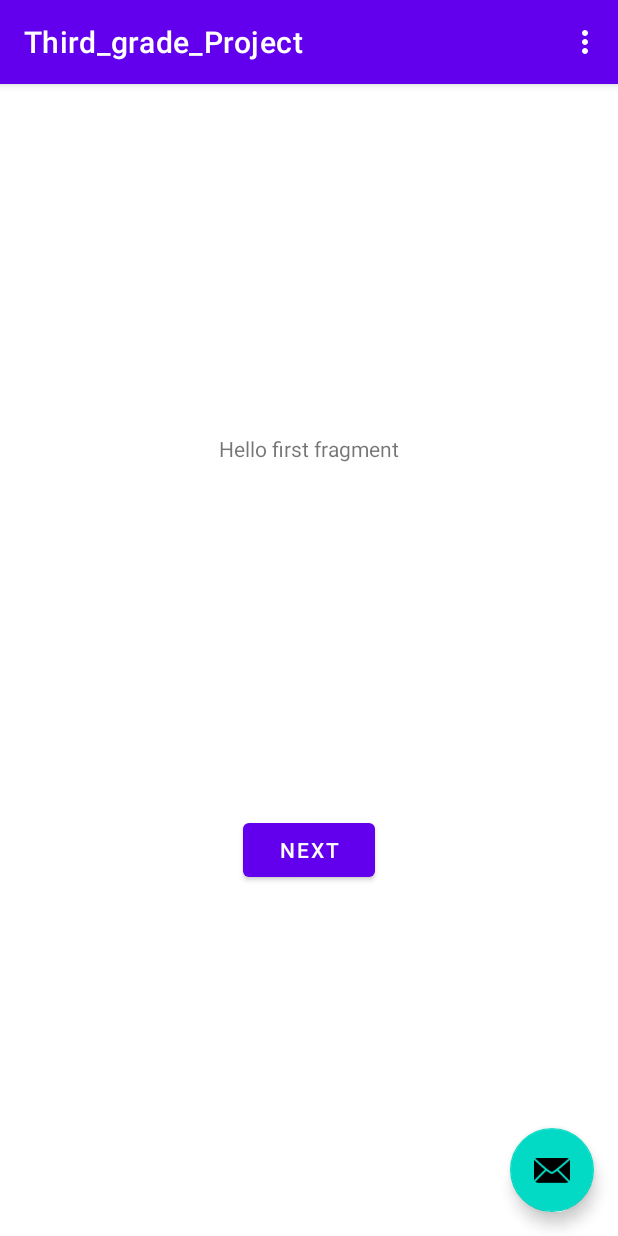
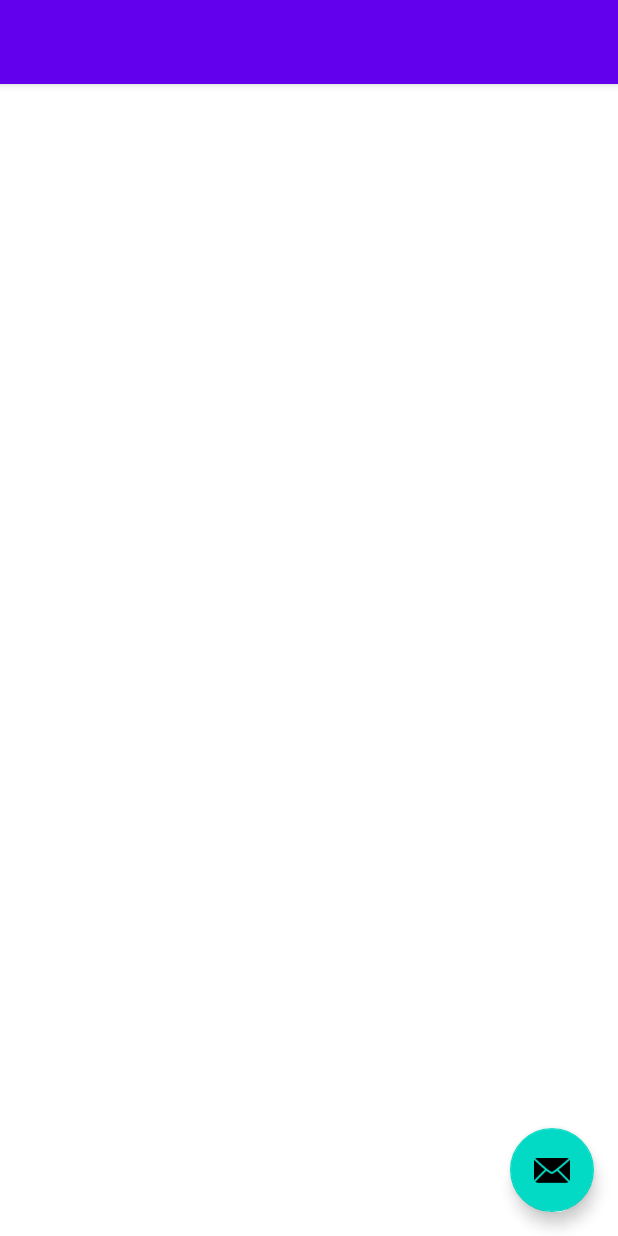
Before and after one commit to kimjw2003/Third_grade_Project, an Android app: the screen it shows after launch (MainActivity), on a phone screen of 412 x 824 dp. Run offline under Robolectric (Android 15) with nearby library versions, the light colour scheme and no system bars.

Commit message:
Project Settings

```diff
--- a/app/build.gradle
+++ b/app/build.gradle
@@ -1,6 +1,7 @@
 plugins {
     id 'com.android.application'
     id 'kotlin-android'
+    id 'kotlin-android-extensions'
 }
 
 android {
--- a/app/src/main/java/com/example/third_grade_project/FirstFragment.kt
+++ /dev/null
@@ -1,31 +0,0 @@
-package com.example.third_grade_project
-
-import android.os.Bundle
-import androidx.fragment.app.Fragment
-import android.view.LayoutInflater
-import android.view.View
-import android.view.ViewGroup
-import android.widget.Button
-import androidx.navigation.fragment.findNavController
-
-/**
- * A simple [Fragment] subclass as the default destination in the navigation.
- */
-class FirstFragment : Fragment() {
-
-    override fun onCreateView(
-            inflater: LayoutInflater, container: ViewGroup?,
-            savedInstanceState: Bundle?
-    ): View? {
-        // Inflate the layout for this fragment
-        return inflater.inflate(R.layout.fragment_first, container, false)
-    }
-
-    override fun onViewCreated(view: View, savedInstanceState: Bundle?) {
-        super.onViewCreated(view, savedInstanceState)
-
-        view.findViewById<Button>(R.id.button_first).setOnClickListener {
-            findNavController().navigate(R.id.action_FirstFragment_to_SecondFragment)
-        }
-    }
-}
--- a/app/src/main/java/com/example/third_grade_project/MainActivity.kt
+++ b/app/src/main/java/com/example/third_grade_project/MainActivity.kt
@@ -12,27 +12,7 @@
     override fun onCreate(savedInstanceState: Bundle?) {
         super.onCreate(savedInstanceState)
         setContentView(R.layout.activity_main)
-        setSupportActionBar(findViewById(R.id.toolbar))
 
-        findViewById<FloatingActionButton>(R.id.fab).setOnClickListener { view ->
-            Snackbar.make(view, "Replace with your own action", Snackbar.LENGTH_LONG)
-                    .setAction("Action", null).show()
+
         }
-    }
-
-    override fun onCreateOptionsMenu(menu: Menu): Boolean {
-        // Inflate the menu; this adds items to the action bar if it is present.
-        menuInflater.inflate(R.menu.menu_main, menu)
-        return true
-    }
-
-    override fun onOptionsItemSelected(item: MenuItem): Boolean {
-        // Handle action bar item clicks here. The action bar will
-        // automatically handle clicks on the Home/Up button, so long
-        // as you specify a parent activity in AndroidManifest.xml.
-        return when (item.itemId) {
-            R.id.action_settings -> true
-            else -> super.onOptionsItemSelected(item)
-        }
-    }
 }
--- a/app/src/main/res/layout/content_main.xml
+++ /dev/null
@@ -1,19 +0,0 @@
-<?xml version="1.0" encoding="utf-8"?>
-<androidx.constraintlayout.widget.ConstraintLayout xmlns:android="http://schemas.android.com/apk/res/android"
-    xmlns:app="http://schemas.android.com/apk/res-auto"
-    android:layout_width="match_parent"
-    android:layout_height="match_parent"
-    app:layout_behavior="@string/appbar_scrolling_view_behavior">
-
-    <fragment
-        android:id="@+id/nav_host_fragment"
-        android:name="androidx.navigation.fragment.NavHostFragment"
-        android:layout_width="0dp"
-        android:layout_height="0dp"
-        app:defaultNavHost="true"
-        app:layout_constraintBottom_toBottomOf="parent"
-        app:layout_constraintLeft_toLeftOf="parent"
-        app:layout_constraintRight_toRightOf="parent"
-        app:layout_constraintTop_toTopOf="parent"
-        app:navGraph="@navigation/nav_graph" />
-</androidx.constraintlayout.widget.ConstraintLayout>
--- a/app/src/main/res/layout/fragment_first.xml
+++ /dev/null
@@ -1,28 +0,0 @@
-<?xml version="1.0" encoding="utf-8"?>
-<androidx.constraintlayout.widget.ConstraintLayout xmlns:android="http://schemas.android.com/apk/res/android"
-    xmlns:app="http://schemas.android.com/apk/res-auto"
-    xmlns:tools="http://schemas.android.com/tools"
-    android:layout_width="match_parent"
-    android:layout_height="match_parent"
-    tools:context=".FirstFragment">
-
-    <TextView
-        android:id="@+id/textview_first"
-        android:layout_width="wrap_content"
-        android:layout_height="wrap_content"
-        android:text="@string/hello_first_fragment"
-        app:layout_constraintBottom_toTopOf="@id/button_first"
-        app:layout_constraintEnd_toEndOf="parent"
-        app:layout_constraintStart_toStartOf="parent"
-        app:layout_constraintTop_toTopOf="parent" />
-
-    <Button
-        android:id="@+id/button_first"
-        android:layout_width="wrap_content"
-        android:layout_height="wrap_content"
-        android:text="@string/next"
-        app:layout_constraintBottom_toBottomOf="parent"
-        app:layout_constraintEnd_toEndOf="parent"
-        app:layout_constraintStart_toStartOf="parent"
-        app:layout_constraintTop_toBottomOf="@id/textview_first" />
-</androidx.constraintlayout.widget.ConstraintLayout>
```
Also changed, not shown: app/src/main/java/com/example/third_grade_project/SecondFragment.kt (deleted, +0 -31 lines), app/src/main/res/layout/fragment_second.xml (deleted, +0 -27 lines).
